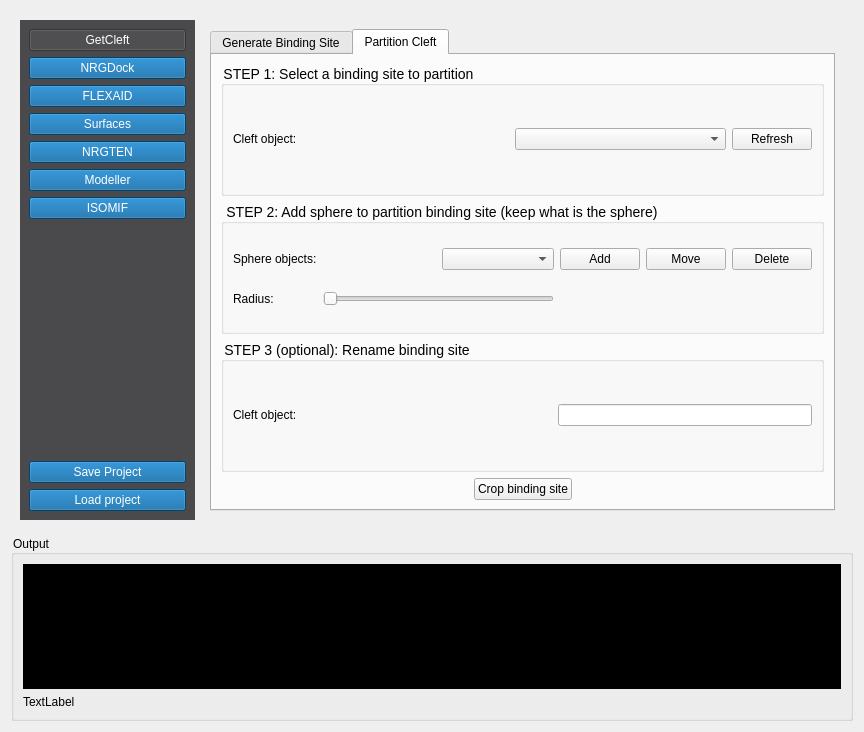
Qt form nrgdock_widget.ui (ThomasDesc/NRG_plugin) before a commit.
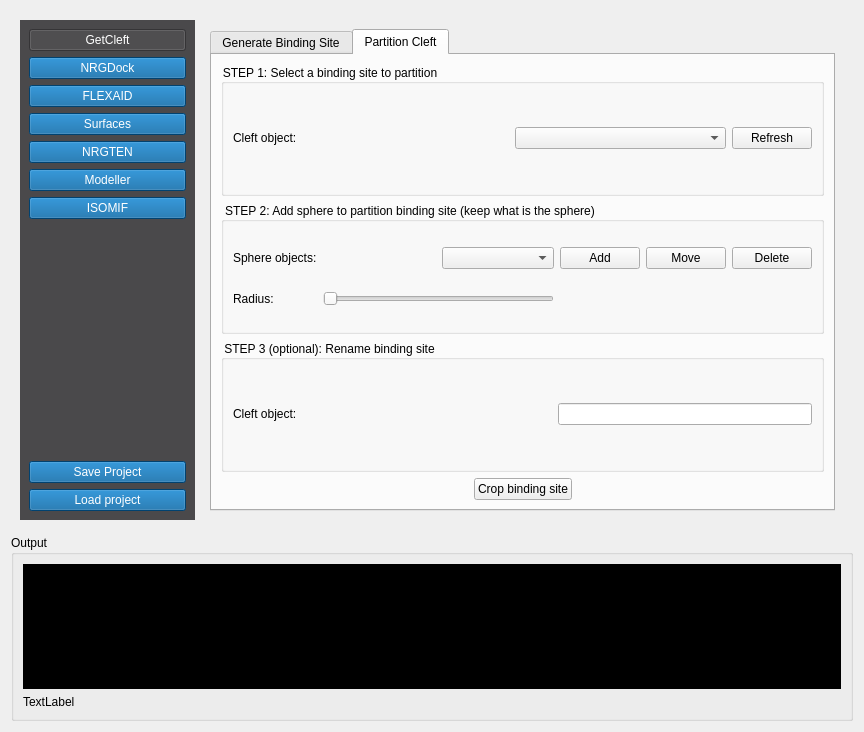
The same form after that commit. The open tabs and pages were chosen to show the change.

Commit message: work on making gui resizeable

Patch:
```diff
--- a/nrgdock_widget.ui
+++ b/nrgdock_widget.ui
@@ -20,7 +20,7 @@
    <string>NRGSuite_Qt v1.0</string>
   </property>
   <property name="styleSheet">
-   <string notr="true">font-size:14;</string>
+   <string notr="true"/>
   </property>
   <layout class="QVBoxLayout" name="verticalLayout">
    <item>
@@ -31,6 +31,9 @@
        <height>0</height>
       </size>
      </property>
+     <property name="styleSheet">
+      <string notr="true"/>
+     </property>
      <property name="frameShape">
       <enum>QFrame::NoFrame</enum>
      </property>
@@ -226,7 +229,7 @@
          </size>
         </property>
         <property name="styleSheet">
-         <string notr="true"/>
+         <string notr="true">font-size:20;</string>
         </property>
         <property name="currentIndex">
          <number>1</number>
@@ -445,9 +448,7 @@
               <item>
                <widget class="QGroupBox" name="groupBox_21">
                 <property name="styleSheet">
-                 <string notr="true">QGroupBox{
-font-size:14px;
-}</string>
+                 <string notr="true"/>
                 </property>
                 <property name="title">
                  <string>STEP 1: Select a binding site to partition</string>
@@ -496,9 +497,7 @@
               <item>
                <widget class="QGroupBox" name="groupBox_25">
                 <property name="styleSheet">
-                 <string notr="true">QGroupBox{
-font-size:14px;
-}</string>
+                 <string notr="true"/>
                 </property>
                 <property name="title">
                  <string>STEP 2: Add sphere to partition binding site (keep what is the sphere)</string>
@@ -587,9 +586,7 @@
               <item>
                <widget class="QGroupBox" name="groupBox_48">
                 <property name="styleSheet">
-                 <string notr="true">QGroupBox{
-font-size:14px;
-}</string>
+                 <string notr="true"/>
                 </property>
                 <property name="title">
                  <string>STEP 3 (optional): Rename binding site</string>
```
Left out of the diff: 23 changed lines with no effect on the pictures.
